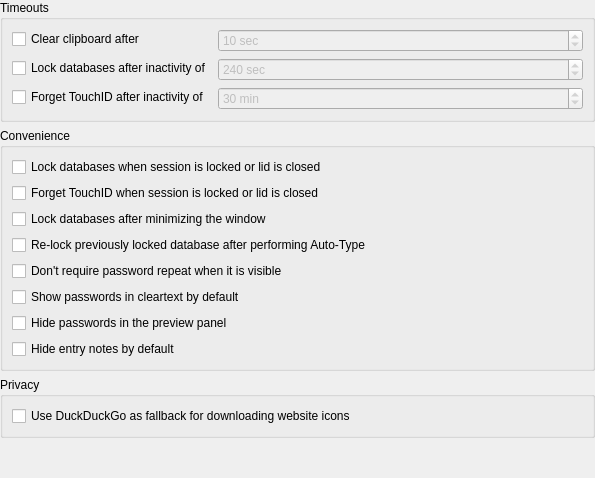
The window that src/gui/ApplicationSettingsWidgetSecurity.ui (keepassxreboot/keepassxc) describes before a commit, drawn with Qt 5.
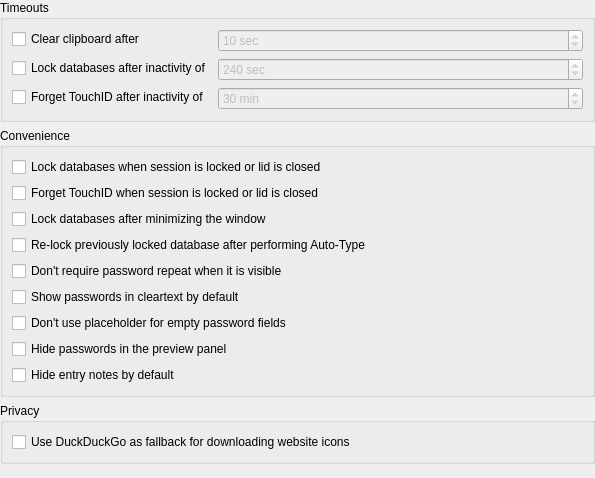
The same window after the commit.

Commit message: Add option to not show password placeholder when field is empty

```diff
--- a/src/gui/ApplicationSettingsWidgetSecurity.ui
+++ b/src/gui/ApplicationSettingsWidgetSecurity.ui
@@ -179,6 +179,13 @@
         </property>
        </widget>
       </item>
+      <item>
+       <widget class="QCheckBox" name="passwordShowDotsCheckBox">
+        <property name="text">
+         <string>Don't use placeholder for empty password fields</string>
+        </property>
+       </widget>
+      </item>
       <item>
        <widget class="QCheckBox" name="passwordDetailsCleartextCheckBox">
         <property name="text">
```
The commit also changes 4 other files.
